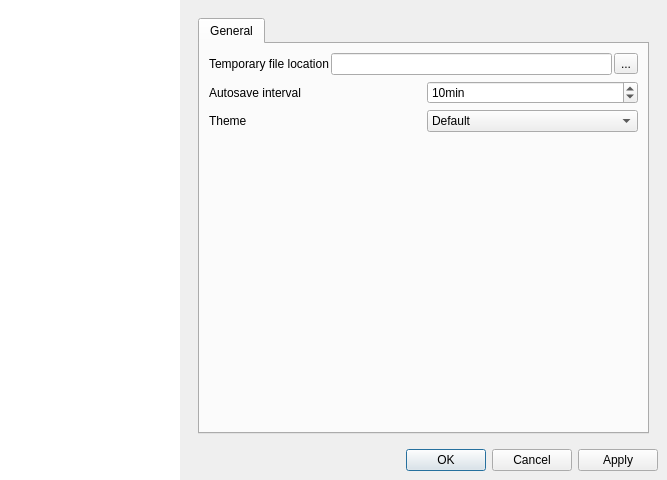
Above: src/ProfileEditor/settingdialog/settingdialog.ui from karakirimu/AutoBatchTools before the change. Below: the same form after it.
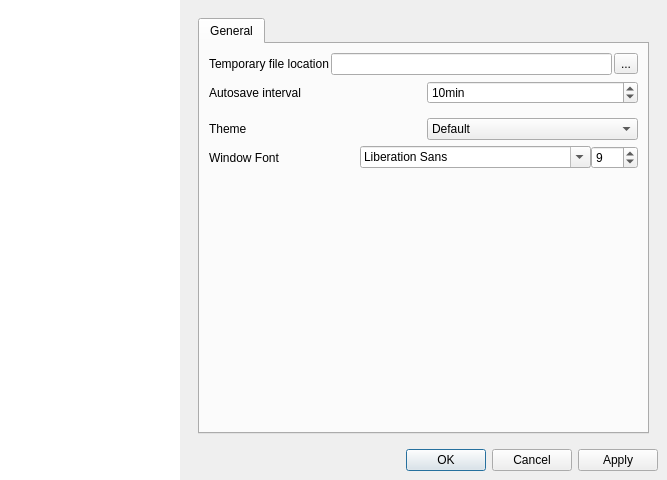
That is the form after the change. The open tabs and pages were chosen to show the change. Icons and pictures are not drawn. Custom widgets are drawn as their Qt base class.

Commit message: [update] add window font change options

Patch:
```diff
--- a/src/ProfileEditor/settingdialog/settingdialog.ui
+++ b/src/ProfileEditor/settingdialog/settingdialog.ui
@@ -251,6 +251,22 @@
                     </layout>
                    </widget>
                   </item>
+                  <item>
+                   <spacer name="verticalSpacer_3">
+                    <property name="orientation">
+                     <enum>Qt::Vertical</enum>
+                    </property>
+                    <property name="sizeType">
+                     <enum>QSizePolicy::Fixed</enum>
+                    </property>
+                    <property name="sizeHint" stdset="0">
+                     <size>
+                      <width>20</width>
+                      <height>8</height>
+                     </size>
+                    </property>
+                   </spacer>
+                  </item>
                   <item>
                    <widget class="QFrame" name="frame_8">
                     <property name="frameShape">
@@ -274,6 +290,18 @@
                      </property>
                      <item>
                       <widget class="QLabel" name="label_9">
+                       <property name="sizePolicy">
+                        <sizepolicy hsizetype="Preferred" vsizetype="Preferred">
+                         <horstretch>0</horstretch>
+                         <verstretch>0</verstretch>
+                        </sizepolicy>
+                       </property>
+                       <property name="minimumSize">
+                        <size>
+                         <width>212</width>
+                         <height>0</height>
+                        </size>
+                       </property>
                        <property name="text">
                         <string>Theme</string>
                        </property>
@@ -301,6 +329,69 @@
                     </layout>
                    </widget>
                   </item>
+                  <item>
+                   <widget class="QFrame" name="frame_2">
+                    <property name="frameShape">
+                     <enum>QFrame::NoFrame</enum>
+                    </property>
+                    <property name="frameShadow">
+                     <enum>QFrame::Raised</enum>
+                    </property>
+                    <layout class="QHBoxLayout" name="horizontalLayout">
+                     <property name="spacing">
+                      <number>0</number>
+                     </property>
+                     <property name="leftMargin">
+                      <number>0</number>
+                     </property>
+                     <property name="topMargin">
+                      <number>0</number>
+                     </property>
+                     <property name="rightMargin">
+                      <number>0</number>
+                     </property>
+                     <property name="bottomMargin">
+                      <number>0</number>
+                     </property>
+                     <item>
+                      <widget class="QLabel" name="label">
+                       <property name="text">
+                        <string>Window Font</string>
+                       </property>
+                      </widget>
+                     </item>
+                     <item>
+                      <widget class="QFontComboBox" name="windowFontComboBox">
+                       <property name="sizePolicy">
+                        <sizepolicy hsizetype="Preferred" vsizetype="Fixed">
+                         <horstretch>0</horstretch>
+                         <verstretch>0</verstretch>
+                        </sizepolicy>
+                       </property>
+                       <property name="currentFont">
+                        <font/>
+                       </property>
+                      </widget>
+                     </item>
+                     <item>
+                      <widget class="QSpinBox" name="windowFontSizeSpinBox">
+                       <property name="sizePolicy">
+                        <sizepolicy hsizetype="Fixed" vsizetype="Fixed">
+                         <horstretch>0</horstretch>
+                         <verstretch>0</verstretch>
+                        </sizepolicy>
+                       </property>
+                       <property name="maximum">
+                        <number>100</number>
+                       </property>
+                       <property name="value">
+                        <number>9</number>
+                       </property>
+                      </widget>
+                     </item>
+                    </layout>
+                   </widget>
+                  </item>
                   <item>
                    <spacer name="verticalSpacer_2">
                     <property name="orientation">
```
Left out of the diff: 6 changed lines with no effect on the pictures. The commit also changes 4 other files.
